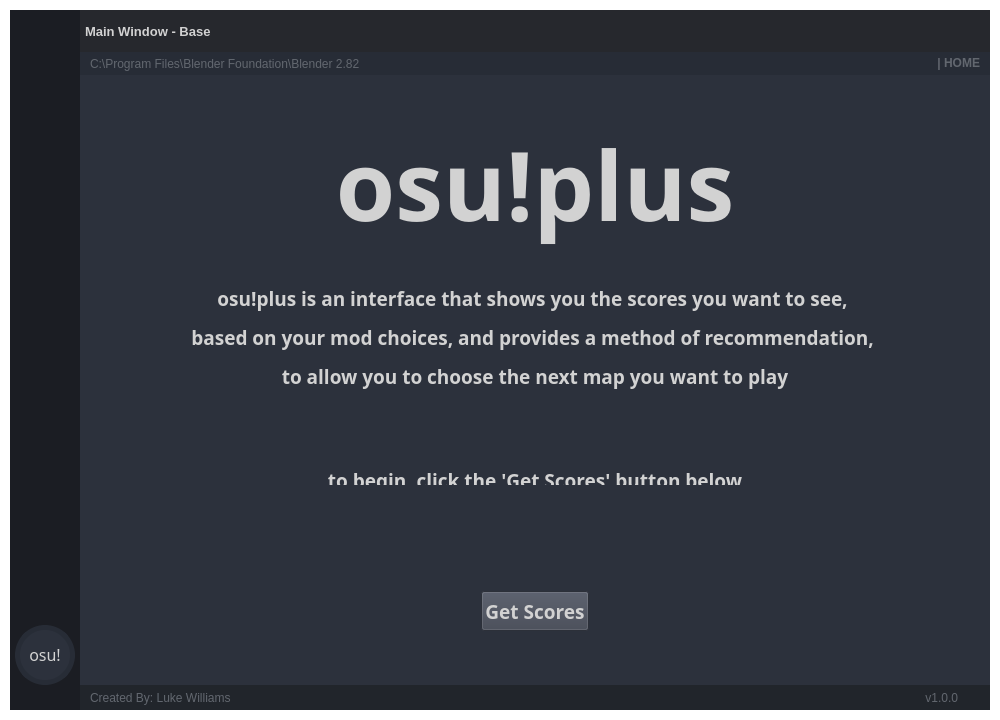
Before: the Qt Designer form GUI_BASE.ui in lwkew/osuplus-gui, drawn with Qt 5.
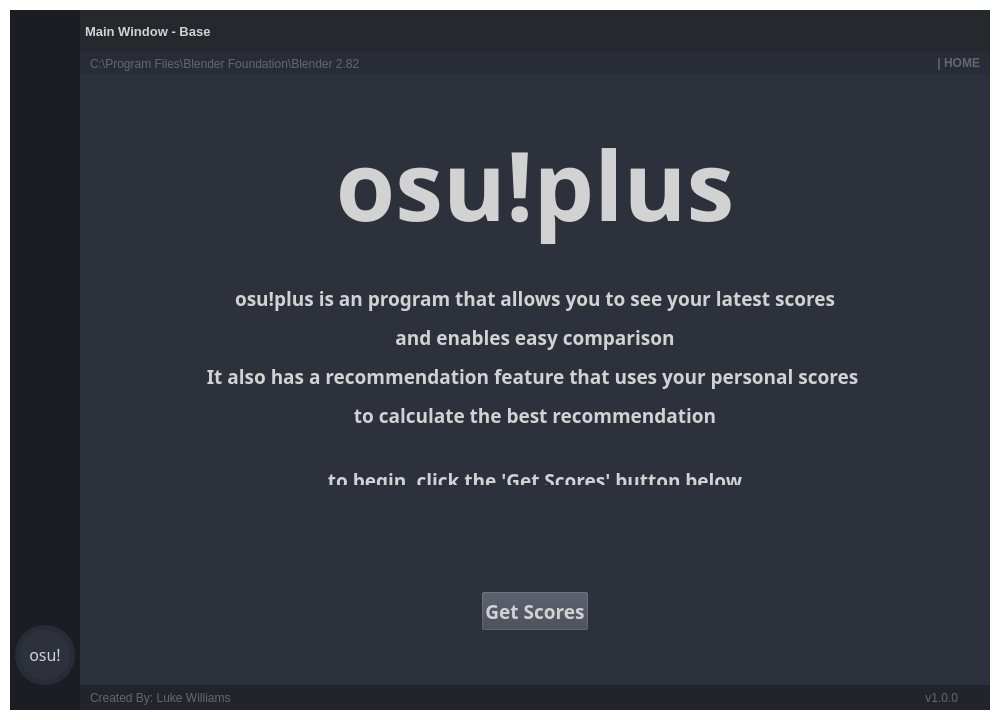
After: the same form once the commit is applied. The open tabs and pages were chosen to show the change. Icons and pictures are not drawn.

Commit message: fixing title screen

The edit to the form file:
```diff
--- a/GUI_BASE.ui
+++ b/GUI_BASE.ui
@@ -1589,7 +1589,7 @@
                        </font>
                       </property>
                       <property name="text">
-                       <string>&lt;html&gt;&lt;head/&gt;&lt;body&gt;&lt;p&gt;osu!plus is an interface that shows you the scores you want to see, &lt;/p&gt;&lt;p&gt;based on your mod choices, and provides a method of recommendation, &lt;/p&gt;&lt;p&gt;to allow you to choose the next map you want to play&lt;/p&gt;&lt;p&gt;&lt;br/&gt;&lt;/p&gt;&lt;p&gt;to begin, click the 'Get Scores' button below&lt;/p&gt;&lt;/body&gt;&lt;/html&gt;</string>
+                       <string>&lt;html&gt;&lt;head/&gt;&lt;body&gt;&lt;p&gt;osu!plus is an program that allows you to see your latest scores&lt;/p&gt;&lt;p&gt;and enables easy comparison&lt;/p&gt;&lt;p&gt;It also has a recommendation feature that uses your personal scores &lt;/p&gt;&lt;p&gt;to calculate the best recommendation&lt;/p&gt;&lt;p&gt;&lt;br/&gt;to begin, click the 'Get Scores' button below&lt;/p&gt;&lt;/body&gt;&lt;/html&gt;</string>
                       </property>
                       <property name="alignment">
                        <set>Qt::AlignCenter</set>
```
Left out of the diff: 2 changed lines with no effect on the pictures. The commit also changes 4 other files.
